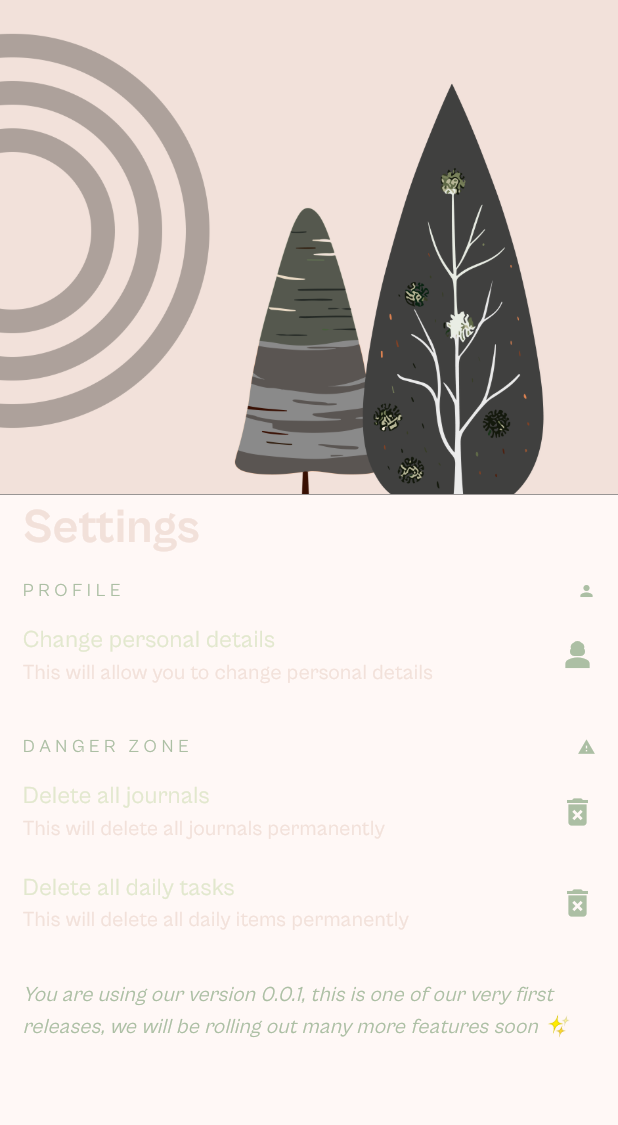
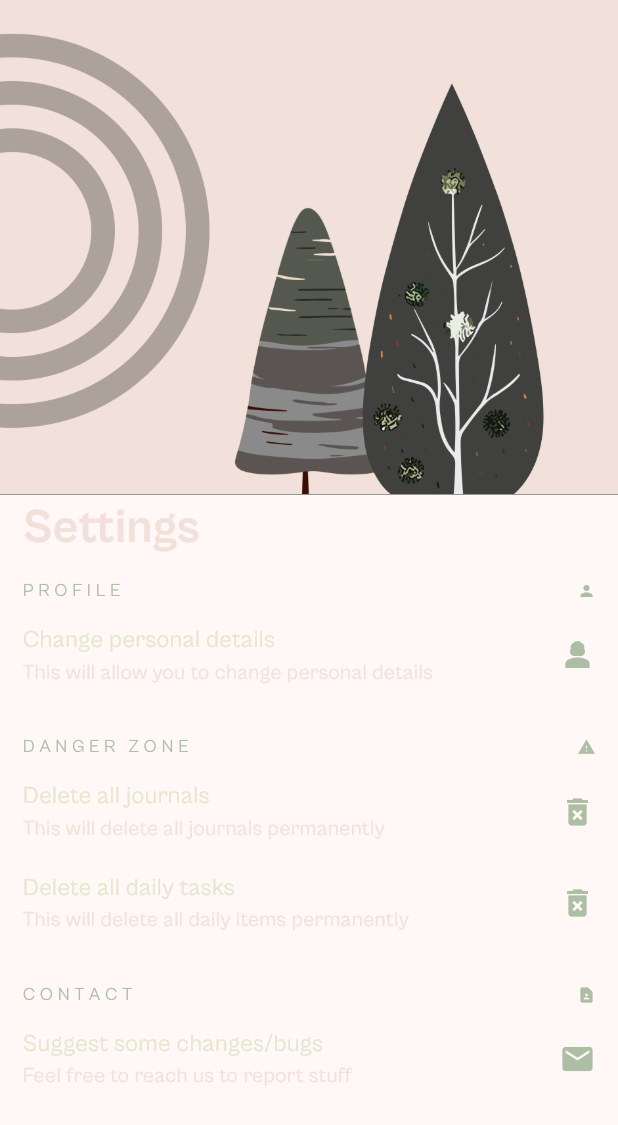
Before and after one commit to diptanshumahish/dailythings, a Flutter app: the SettingsInner widget shown alone on an empty page, opened directly, on a phone screen of 412 x 824 dp. Shown: the top 1125 px of the screen. Run offline on Flutter 3.47's test engine with Material 3 defaults, Android fonts, the light colour scheme and no system bars; drawn by our look-alikes of flutter_animate, upgrader; our stand-ins replace audioplayers, flutter_local_notifications, flutter_riverpod, page_transition, permission_handler, shared_preferences and 3 more; missing offline and left inert: day_night_time_picker; accounts and stored records are empty.

Commit message:
minor changes done

```diff
--- a/lib/components/home/thanks.dart
+++ b/lib/components/home/thanks.dart
@@ -24,7 +24,7 @@ class Congrats extends StatelessWidget {
               height: 10,
             ),
             const Text(
-              "We are currently at a very beta stage, many more features are upcoming in the previous releases, stay tuned 😉. Meanwhile do test this app, and be sure to let us know about any issues you face, feedback and also suggestions for improvement",
+              "We're still in early development,but exciting features are coming soon! In the meantime, we'd be thrilled if you tried the app and shared your thoughts. Let us know if you encounter any issues, have feedback on your experience, or ideas for improvement. Your input is invaluable in shaping the app's future!",
               style: TextStyles.body,
               textAlign: TextAlign.center,
             )
--- a/lib/components/settings/settings_items.dart
+++ b/lib/components/settings/settings_items.dart
@@ -9,6 +9,7 @@ import 'package:dailythings/state/providers.dart';
 import 'package:flutter/material.dart';
 import 'package:flutter_riverpod/flutter_riverpod.dart';
 import 'package:page_transition/page_transition.dart';
+import 'package:url_launcher/url_launcher.dart';
 
 class SettingsItems extends ConsumerWidget {
   const SettingsItems({super.key});
@@ -86,6 +87,23 @@ class SettingsItems extends ConsumerWidget {
               title: "Delete all daily tasks",
               details: "This will delete all daily items permanently",
               icon: Icons.delete_forever),
+          const SizedBox(
+            height: 10,
+          ),
+          const SettingsSeparator(
+              name: "C O N T A C T", icon: Icons.contact_page),
+
+          SettingsItem(
+              fn: () {
+                launchUrl(Uri.parse(
+                    "mailto:workwithdiptanshu@gmail.com?subject=Suggestions%20for%20dailythings"));
+              },
+              title: "Suggest some changes/bugs",
+              details: "Feel free to reach us to report stuff",
+              icon: Icons.mail),
+          const SizedBox(
+            height: 200,
+          )
         ], space: 8),
       ),
     );
--- a/lib/screens/main/settings/settings_inner.dart
+++ b/lib/screens/main/settings/settings_inner.dart
@@ -16,7 +16,7 @@ class SettingsInner extends ConsumerWidget {
       slivers: [
         SliverAppBar.large(
           title: const Text(
-            "DailyThings",
+            "Settings",
             style: TextStyles.subheading,
           ),
           stretch: true,
--- a/lib/screens/writer/writer_screen.dart
+++ b/lib/screens/writer/writer_screen.dart
@@ -4,6 +4,7 @@ import 'package:dailythings/components/common/popups/warning_popup.dart';
 import 'package:dailythings/constants/colors.dart';
 import 'package:dailythings/constants/text_styles.dart';
 import 'package:dailythings/sqflite/journal/journal_db.dart';
+import 'package:dailythings/state/providers.dart';
 import 'package:flutter/material.dart';
 import 'package:flutter_animate/flutter_animate.dart';
 import 'package:flutter_riverpod/flutter_riverpod.dart';
@@ -44,6 +45,7 @@ class _WriterScreenState extends ConsumerState<WriterScreen> {
                 if (res != 0) {
                   _titleController.clear();
                   _detailsController.clear();
+                  ref.read(selectedDateProvider.notifier).updateID(widget.id);
                   Navigator.pop(context);
                 }
               } else {
--- a/pubspec.yaml
+++ b/pubspec.yaml
@@ -25,6 +25,7 @@ dependencies:
     vibration: ^1.8.4
     flutter_hooks: ^0.20.5
     upgrader: ^10.3.0
+    url_launcher: ^6.2.6
 
 dev_dependencies:
     flutter_test:
```
Also changed, not shown: pubspec.lock.
